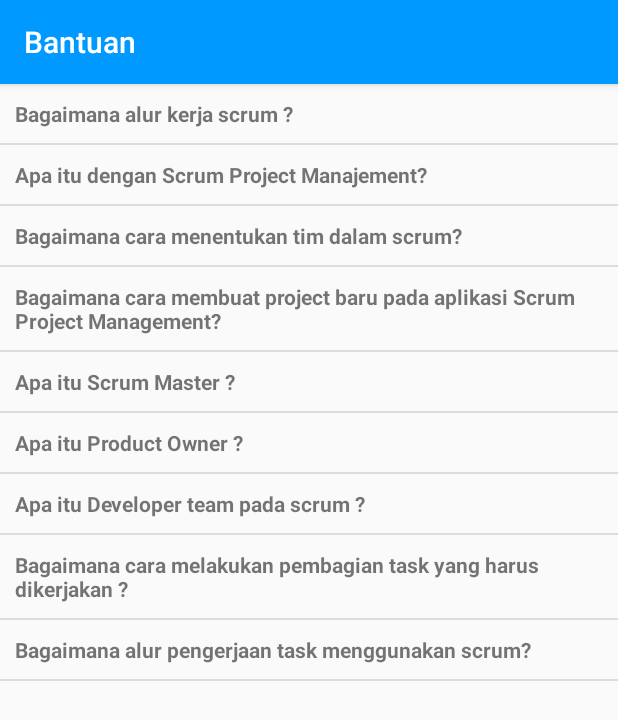
After one commit to Laluhelmi/sprojectEmak, an Android app: the Bantuan screen opened directly, with no data from a screen before it, on a phone screen of 412 x 824 dp. The commit adds this screen. Shown: the top 720 px of the screen. Run offline under Robolectric (Android 15) with nearby library versions, the phone set to English and light mode, and no system bars; network calls fail.

Commit message:
penambahan menu bantuan

```diff
--- a/app/src/main/java/prak/com/sproject/AmbilProfile.java
+++ b/app/src/main/java/prak/com/sproject/AmbilProfile.java
@@ -340,7 +340,8 @@ public class AmbilProfile extends AppCompatActivity{
 
                 drawerLayout.openDrawer(Gravity.LEFT);
                 return true;
-
+            case R.id.bantuan :
+                startActivity(new Intent(getApplicationContext(),Bantuan.class));
         }
         return super.onOptionsItemSelected(item);
     }
--- /dev/null
+++ b/app/src/main/java/prak/com/sproject/Bantuan.java
@@ -0,0 +1,116 @@
+package prak.com.sproject;
+
+import android.content.Context;
+import android.graphics.Color;
+import android.graphics.Typeface;
+import android.support.v7.app.AppCompatActivity;
+import android.os.Bundle;
+import android.view.LayoutInflater;
+import android.view.View;
+import android.view.ViewGroup;
+import android.widget.BaseAdapter;
+import android.widget.ListView;
+import android.widget.TextView;
+import android.widget.Toolbar;
+
+import java.util.ArrayList;
+import java.util.List;
+import java.util.zip.Inflater;
+
+public class Bantuan extends AppCompatActivity {
+    private ListView listView;
+    private List<String>judul;
+    private List<String>deskripsi;
+
+    @Override
+    protected void onCreate(Bundle savedInstanceState) {
+        super.onCreate(savedInstanceState);
+        setContentView(R.layout.activity_bantuan);
+        android.support.v7.widget.Toolbar toolbar = (android.support.v7.widget.Toolbar) findViewById(R.id.my_toolbar);
+        setSupportActionBar(toolbar);
+        toolbar.setTitleTextColor(Color.WHITE);
+        getSupportActionBar().setTitle("Bantuan");
+        listView = (ListView)findViewById(R.id.faq);
+        judul    = new ArrayList<>(); deskripsi = new ArrayList<>();
+        tambahJudul();
+        tambahDeskripsi();
+        Adapter adapter = new Adapter(judul,deskripsi,this);
+        listView.setAdapter(adapter);
+
+    }
+
+    public void tambahDeskripsi(){
+        deskripsi.add("SCRUM adalah salah satu metode rekayasa perangkat lunak dengan menggunakan prinsip-prinsip pendekatan AGILE, yang bertumpu pada kekuatan kolaborasi tim, incremental product dan proses iterasi untuk mewujudkan hasil akhir. ...");
+        deskripsi.add("SCRUM adalah salah satu metode rekayasa perangkat lunak dengan menggunakan prinsip-prinsip pendekatan AGILE, yang bertumpu pada kekuatan kolaborasi tim, incremental product dan proses iterasi untuk mewujudkan hasil akhir. ...");
+        deskripsi.add("SCRUM adalah salah satu metode rekayasa perangkat lunak dengan menggunakan prinsip-prinsip pendekatan AGILE, yang bertumpu pada kekuatan kolaborasi tim, incremental product dan proses iterasi untuk mewujudkan hasil akhir. ...");
+        deskripsi.add("SCRUM adalah salah satu metode rekayasa perangkat lunak dengan menggunakan prinsip-prinsip pendekatan AGILE, yang bertumpu pada kekuatan kolaborasi tim, incremental product dan proses iterasi untuk mewujudkan hasil akhir. ...");
+        deskripsi.add("SCRUM adalah salah satu metode rekayasa perangkat lunak dengan menggunakan prinsip-prinsip pendekatan AGILE, yang bertumpu pada kekuatan kolaborasi tim, incremental product dan proses iterasi untuk mewujudkan hasil akhir. ...");
+        deskripsi.add("SCRUM adalah salah satu metode rekayasa perangkat lunak dengan menggunakan prinsip-prinsip pendekatan AGILE, yang bertumpu pada kekuatan kolaborasi tim, incremental product dan proses iterasi untuk mewujudkan hasil akhir. ...");
+        deskripsi.add("SCRUM adalah salah satu metode rekayasa perangkat lunak dengan menggunakan prinsip-prinsip pendekatan AGILE, yang bertumpu pada kekuatan kolaborasi tim, incremental product dan proses iterasi untuk mewujudkan hasil akhir. ...");
+        deskripsi.add("SCRUM adalah salah satu metode rekayasa perangkat lunak dengan menggunakan prinsip-prinsip pendekatan AGILE, yang bertumpu pada kekuatan kolaborasi tim, incremental product dan proses iterasi untuk mewujudkan hasil akhir. ...");
+        deskripsi.add("SCRUM adalah salah satu metode rekayasa perangkat lunak dengan menggunakan prinsip-prinsip pendekatan AGILE, yang bertumpu pada kekuatan kolaborasi tim, incremental product dan proses iterasi untuk mewujudkan hasil akhir. ...");
+        deskripsi.add("SCRUM adalah salah satu metode rekayasa perangkat lunak dengan menggunakan prinsip-prinsip pendekatan AGILE, yang bertumpu pada kekuatan kolaborasi tim, incremental product dan proses iterasi untuk mewujudkan hasil akhir. ...");
+
+    }
+
+    public void tambahJudul(){
+        judul.add("Bagaimana alur kerja scrum ?");
+        judul.add("Apa itu dengan Scrum Project Manajement?");
+        judul.add("Bagaimana cara menentukan tim dalam scrum?");
+        judul.add("Bagaimana cara membuat project baru pada aplikasi Scrum Project Management?");
+        judul.add("Apa itu Scrum Master ?");
+        judul.add("Apa itu Product Owner ?");
+        judul.add("Apa itu Developer team pada scrum ?");
+        judul.add("Bagaimana cara melakukan pembagian task yang harus dikerjakan ?");
+        judul.add("Bagaimana alur pengerjaan task menggunakan scrum?");
+
+    }
+
+    class Adapter extends BaseAdapter{
+        private List<String>judul,deskripsi;
+        LayoutInflater inflater;
+        Adapter(List<String> judul, List<String> des, Context context){
+            this.deskripsi = des;
+            this.judul     = judul;
+            inflater       = LayoutInflater.from(context);
+        }
+
+        @Override
+        public int getCount() {
+            return judul.size();
+        }
+
+        @Override
+        public Object getItem(int i) {
+            return judul.get(i);
+        }
+
+        @Override
+        public View getView(final int i, View view, ViewGroup viewGroup) {
+            view            = inflater.inflate(R.layout.faq_item,viewGroup,false);
+            TextView judult = (TextView)view.findViewById(R.id.judul);
+            final TextView desk_t = (TextView)view.findViewById(R.id.deskripsi);
+
+            judult.setText(judul.get(i));
+            judult.setTypeface(Typeface.DEFAULT_BOLD);
+
+            desk_t.setText(deskripsi.get(i));
+            view.setOnClickListener(new View.OnClickListener() {
+                @Override
+                public void onClick(View view) {
+                    if(desk_t.getVisibility() == View.GONE){
+                        desk_t.setVisibility(View.VISIBLE);
+                    }else      desk_t.setVisibility(View.GONE);
+
+                }
+            });
+            desk_t.setVisibility(View.GONE);
+            return view;
+        }
+
+        @Override
+        public long getItemId(int i) {
+            return 0;
+        }
+    }
+}
--- a/app/src/main/java/prak/com/sproject/FirebaseInstance.java
+++ b/app/src/main/java/prak/com/sproject/FirebaseInstance.java
@@ -19,7 +19,6 @@ public class FirebaseInstance extends FirebaseInstanceIdService {
     public void onTokenRefresh() {
         String recent_token= FirebaseInstanceId.getInstance().getToken();
         Log.d("SIAAAAAAAAAAL", "Refreshed token: " + recent_token);
-        Toast.makeText(this, "Refreshed token"+recent_token, Toast.LENGTH_SHORT).show();
         SharedPreferences sharedPreferences=getApplicationContext().getSharedPreferences(getString(R.string.Fire_notif), Context.MODE_PRIVATE);
         SharedPreferences.Editor editor=sharedPreferences.edit();
         editor.putString(getString(R.string.Fire_token),recent_token);
--- a/app/src/main/java/prak/com/sproject/RestClient.java
+++ b/app/src/main/java/prak/com/sproject/RestClient.java
@@ -21,7 +21,7 @@ public class RestClient {
 //    public static final String API = "http://posmikro.com/register.php";
 //    public static final String API = "http://192.168.43.105/posmikro/";
 //    public static final String API = "http://scrumproject.16mb.com/";
-    public static final String API = "http://192.168.2.219/sproject/scrumapi/index.php/";
+    public static final String API = "http://192.168.43.219/sproject/scrumapi/index.php/";
     public static final String X_AUTH = "ad8ab9dc1a769dfad03f5a98d7f8b9349f75cca2";
     public static final String KEY_X_AUTH = "x-auth";
     public static final String X_API_KEY="tifuad";
--- /dev/null
+++ b/app/src/main/res/layout/activity_bantuan.xml
@@ -0,0 +1,22 @@
+<?xml version="1.0" encoding="utf-8"?>
+<RelativeLayout
+    xmlns:android="http://schemas.android.com/apk/res/android"
+    xmlns:tools="http://schemas.android.com/tools"
+    xmlns:app="http://schemas.android.com/apk/res-auto"
+    android:layout_width="match_parent"
+    android:layout_height="match_parent"
+    tools:context="prak.com.sproject.Bantuan">
+    <android.support.v7.widget.Toolbar
+        android:id="@+id/my_toolbar"
+        android:layout_width="match_parent"
+        android:layout_height="?attr/actionBarSize"
+        android:background="@color/colorAccent"
+        android:elevation="4dp"
+        android:theme="@style/ThemeOverlay.AppCompat.ActionBar"
+        app:popupTheme="@style/ThemeOverlay.AppCompat.Light"/>
+    <ListView
+        android:layout_below="@+id/my_toolbar"
+        android:id="@+id/faq"
+        android:layout_width="match_parent"
+        android:layout_height="match_parent"></ListView>
+</RelativeLayout>
--- /dev/null
+++ b/app/src/main/res/layout/faq_item.xml
@@ -0,0 +1,20 @@
+<?xml version="1.0" encoding="utf-8"?>
+<RelativeLayout xmlns:android="http://schemas.android.com/apk/res/android"
+    android:layout_width="match_parent"
+    android:padding="10dp"
+    android:layout_marginBottom="30dp"
+    android:layout_height="match_parent">
+<TextView
+    android:id="@+id/judul"
+    android:text="Judul"
+    android:layout_width="wrap_content"
+    android:layout_height="wrap_content" />
+ <TextView
+     android:layout_marginLeft="10dp"
+     android:layout_marginTop="5dp"
+     android:layout_below="@+id/judul"
+     android:text="Deskripsi"
+     android:id="@+id/deskripsi"
+     android:layout_width="wrap_content"
+     android:layout_height="wrap_content" />
+</RelativeLayout>
--- a/app/src/main/res/menu/menu_main.xml
+++ b/app/src/main/res/menu/menu_main.xml
@@ -3,9 +3,9 @@
     xmlns:tools="http://schemas.android.com/tools"
     tools:context=".MainActivity">
     <item
-        android:id="@+id/action_settings"
+        android:id="@+id/bantuan"
         android:orderInCategory="100"
-        android:title="@string/action_settings"
+        android:title="Bantuan"
         app:showAsAction="never" />
 
     <item
```
Also changed, not shown: app/src/main/AndroidManifest.xml (+62 -62 lines), app/src/main/res/anim/stack.xml (added, +7 -0 lines).
